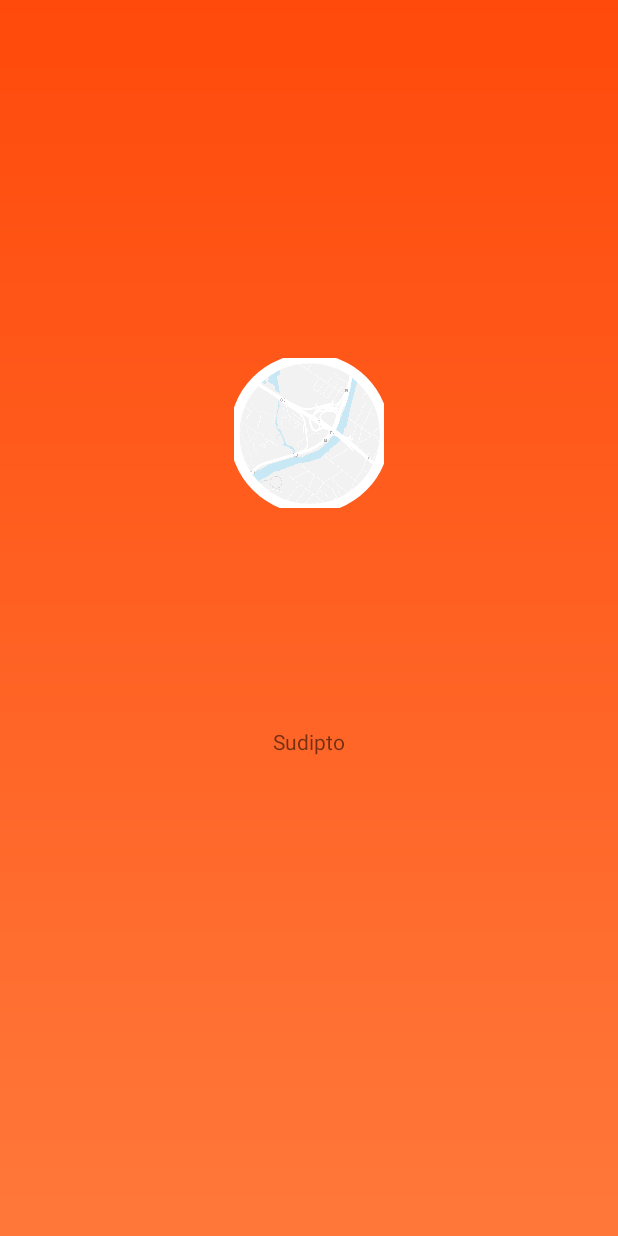
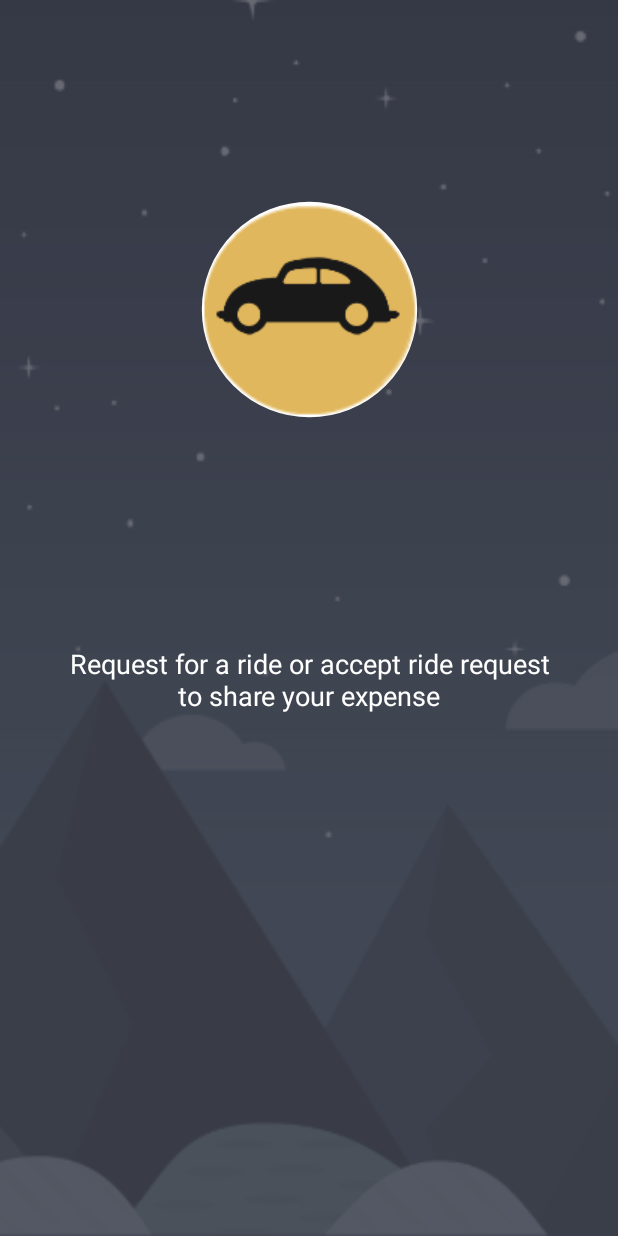
Before and after one commit to sudipto1304/poolcar-android, an Android app: the screen it shows after launch (StartUpActivity), on a phone screen of 412 x 824 dp. Run offline under Robolectric (Android 15) with nearby library versions, the phone set to English and light mode, and no system bars.

Commit message:
Adding slider

```diff
--- a/app/build.gradle
+++ b/app/build.gradle
@@ -4,7 +4,7 @@ android {
     compileSdkVersion 27
     defaultConfig {
         applicationId "com.poolcar"
-        minSdkVersion 17
+        minSdkVersion 19
         targetSdkVersion 27
         versionCode 1
         versionName "1.0"
--- a/app/src/main/AndroidManifest.xml
+++ b/app/src/main/AndroidManifest.xml
@@ -66,7 +66,7 @@
         <activity
             android:name=".activity.StartUpActivity"
             android:hardwareAccelerated="false"
-            android:screenOrientation="portrait"></activity>
+            android:screenOrientation="portrait" android:theme="@style/DarkTheme"></activity>
     </application>
 
 </manifest>
--- a/app/src/main/java/com/poolcar/adapter/SlideAdapter.java
+++ b/app/src/main/java/com/poolcar/adapter/SlideAdapter.java
@@ -1,8 +1,17 @@
 package com.poolcar.adapter;
 
 import android.content.Context;
+import android.content.res.Resources;
+import android.graphics.Bitmap;
+import android.graphics.BitmapFactory;
+import android.graphics.Canvas;
+import android.graphics.Color;
+import android.graphics.Paint;
+import android.graphics.drawable.Drawable;
 import android.support.annotation.NonNull;
 import android.support.constraint.ConstraintLayout;
+import android.support.v4.graphics.drawable.RoundedBitmapDrawable;
+import android.support.v4.graphics.drawable.RoundedBitmapDrawableFactory;
 import android.support.v4.view.PagerAdapter;
 import android.view.LayoutInflater;
 import android.view.View;
@@ -11,6 +20,7 @@ import android.widget.ImageView;
 import android.widget.TextView;
 
 import com.poolcar.R;
+import com.poolcar.component.RoundedImageView;
 
 public class SlideAdapter extends PagerAdapter{
 
@@ -19,18 +29,25 @@ public class SlideAdapter extends PagerAdapter{
     LayoutInflater inflater;
     TextView slideText;
     ImageView slideImage;
+    private Resources mResources;
 
     private int[] imageIds = new int[]{
 
     };
 
-    private String[] texts = new String[]{
-            "Sudipto", "Tania"
-    };
+    private String[] texts;
+
+    private int[] images;
 
 
     public SlideAdapter(Context context){
         this.context = context;
+        texts = new String[]{
+                context.getResources().getString(R.string.slide1Content), context.getResources().getString(R.string.slide2Content), context.getResources().getString(R.string.slide3Content)
+        };
+        images = new int[]{
+                R.drawable.poolcar, R.drawable.map_point, R.drawable.map
+        };
     }
 
 
@@ -52,7 +69,8 @@ public class SlideAdapter extends PagerAdapter{
         slideImage = view.findViewById(R.id.slideImage);
         slideText = view.findViewById(R.id.slideText);
         slideText.setText(texts[position]);
-        //slideImage.setImageResource(R.drawable.com_facebook_button_icon);
+        slideImage.setImageResource(images[position]);
+        slideImage.setScaleType(ImageView.ScaleType.FIT_CENTER);
         container.addView(view);
         return view;
     }
@@ -66,4 +84,6 @@ public class SlideAdapter extends PagerAdapter{
 
 
 
+
+
 }
--- a/app/src/main/java/com/poolcar/component/RoundedImageView.java
+++ b/app/src/main/java/com/poolcar/component/RoundedImageView.java
@@ -1,105 +1,172 @@
 package com.poolcar.component;
 
+import android.annotation.SuppressLint;
 import android.content.Context;
+import android.content.res.TypedArray;
 import android.graphics.Bitmap;
+import android.graphics.BitmapShader;
 import android.graphics.Canvas;
 import android.graphics.Color;
+import android.graphics.ColorFilter;
 import android.graphics.Paint;
+import android.graphics.PixelFormat;
 import android.graphics.PorterDuff;
 import android.graphics.PorterDuffXfermode;
 import android.graphics.Rect;
+import android.graphics.RectF;
+import android.graphics.Shader;
 import android.graphics.drawable.BitmapDrawable;
 import android.graphics.drawable.Drawable;
+import android.support.v7.widget.AppCompatImageView;
 import android.util.AttributeSet;
+import android.widget.ImageView;
 
-public class RoundedImageView extends android.support.v7.widget.AppCompatImageView {
+import com.poolcar.R;
 
-    public RoundedImageView(Context context) {
+@SuppressLint("AppCompatCustomView")
+public class RoundedImageView extends AppCompatImageView {
+
+    private int borderWidth = 10;
+    private int viewWidth;
+    private int viewHeight;
+    private Bitmap image;
+    private Paint paint;
+    private Paint paintBorder;
+    private BitmapShader shader;
+    private int borderColor = Color.WHITE;
+    private int shadowColor= Color.BLACK;
+    private boolean isBorderRequired = true;
+    private boolean isShadowRequired = true;
+
+    public RoundedImageView(Context context)
+    {
         super(context);
+        setup();
     }
 
-    public RoundedImageView(Context context, AttributeSet attrs) {
+    public RoundedImageView(Context context, AttributeSet attrs)
+    {
         super(context, attrs);
+        TypedArray ta = context.obtainStyledAttributes(attrs, R.styleable.RoundedImageView);
+        try {
+            borderWidth = ta.getInteger(R.styleable.RoundedImageView_border_width, 10);
+            isBorderRequired = ta.getBoolean(R.styleable.RoundedImageView_border, true);
+            isShadowRequired = ta.getBoolean(R.styleable.RoundedImageView_shadow, true);
+            shadowColor = ta.getColor(R.styleable.RoundedImageView_shadow_color, Color.BLACK);
+            borderColor = ta.getColor(R.styleable.RoundedImageView_border_color, Color.WHITE);
+        } finally {
+            ta.recycle();
+        }
+        setup();
     }
 
-    public RoundedImageView(Context context, AttributeSet attrs, int defStyle) {
+    public RoundedImageView(Context context, AttributeSet attrs, int defStyle)
+    {
         super(context, attrs, defStyle);
+        setup();
+    }
+
+    private void setup()
+    {
+        paint = new Paint();
+        paint.setAntiAlias(true);
+
+        if(isBorderRequired) {
+            paintBorder = new Paint();
+            setBorderColor(borderColor);
+            paintBorder.setAntiAlias(true);
+            this.setLayerType(LAYER_TYPE_SOFTWARE, paintBorder);
+        }
+
+        if(isShadowRequired)
+            paintBorder.setShadowLayer(4.0f, 0.0f, 2.0f, shadowColor);
+    }
+
+    public void setBorderWidth(int borderWidth)
+    {
+        this.borderWidth = borderWidth;
+        this.invalidate();
+    }
+
+    public void setBorderColor(int borderColor)
+    {
+        if (paintBorder != null)
+            paintBorder.setColor(borderColor);
+
+        this.invalidate();
+    }
+
+    private void loadBitmap()
+    {
+        BitmapDrawable bitmapDrawable = (BitmapDrawable) this.getDrawable();
+
+        if (bitmapDrawable != null)
+            image = bitmapDrawable.getBitmap();
+    }
+
+    @SuppressLint("DrawAllocation")
+    @Override
+    public void onDraw(Canvas canvas)
+    {
+        loadBitmap();
+
+        if (image != null)
+        {
+            shader = new BitmapShader(Bitmap.createScaledBitmap(image, 50, 50, false), Shader.TileMode.CLAMP, Shader.TileMode.CLAMP);
+            paint.setShader(shader);
+            int circleCenter = viewWidth / 2;
+            canvas.drawCircle(circleCenter + borderWidth, circleCenter + borderWidth, circleCenter + borderWidth - 4.0f, paintBorder);
+            canvas.drawCircle(circleCenter + borderWidth, circleCenter + borderWidth, circleCenter - 4.0f, paint);
+        }
     }
 
     @Override
-    protected void onDraw(Canvas canvas) {
+    protected void onMeasure(int widthMeasureSpec, int heightMeasureSpec)
+    {
+        int width = measureWidth(widthMeasureSpec);
+        int height = measureHeight(heightMeasureSpec, widthMeasureSpec);
 
-        Drawable drawable = getDrawable();
+        viewWidth = width - (borderWidth * 2);
+        viewHeight = height - (borderWidth * 2);
 
-        if (drawable == null) {
-            return;
+        setMeasuredDimension(width, height);
+    }
+
+    private int measureWidth(int measureSpec)
+    {
+        int result = 0;
+        int specMode = MeasureSpec.getMode(measureSpec);
+        int specSize = MeasureSpec.getSize(measureSpec);
+
+        if (specMode == MeasureSpec.EXACTLY)
+        {
+            result = specSize;
+        }
+        else
+        {
+            // Measure the text
+            result = viewWidth;
         }
 
-        if (getWidth() == 0 || getHeight() == 0) {
-            return;
-        }
-        Bitmap b = ((BitmapDrawable) drawable).getBitmap();
-        Bitmap bitmap = b.copy(Bitmap.Config.ARGB_8888, true);
-
-        int w = getWidth();
-        @SuppressWarnings("unused")
-        int h = getHeight();
-
-        Bitmap roundBitmap = getCroppedBitmap(bitmap, w);
-        canvas.drawBitmap(roundBitmap, 0, 0, null);
-
+        return result;
     }
 
-    public static Bitmap getCroppedBitmap(Bitmap bmp, int radius) {
-        Bitmap sbmp;
+    private int measureHeight(int measureSpecHeight, int measureSpecWidth)
+    {
+        int result = 0;
+        int specMode = MeasureSpec.getMode(measureSpecHeight);
+        int specSize = MeasureSpec.getSize(measureSpecHeight);
 
-        if (bmp.getWidth() != radius || bmp.getHeight() != radius) {
-            float smallest = Math.min(bmp.getWidth(), bmp.getHeight());
-            float factor = smallest / radius;
-            sbmp = Bitmap.createScaledBitmap(bmp,
-                    (int) (bmp.getWidth() / factor),
-                    (int) (bmp.getHeight() / factor), false);
-        } else {
-            sbmp = bmp;
+        if (specMode == MeasureSpec.EXACTLY)
+        {
+            result = specSize;
+        }
+        else
+        {
+            result = viewHeight;
         }
 
-        Bitmap output = Bitmap.createBitmap(radius, radius, Bitmap.Config.ARGB_8888);
-        Canvas canvas = new Canvas(output);
-
-        final String color = "#BAB399";
-        final Paint paint = new Paint();
-        final Rect rect = new Rect(0, 0, radius, radius);
-
-        Paint paintStroke=new Paint();
-        paintStroke.setStyle(Paint.Style.STROKE);
-        paintStroke.setColor(Color.WHITE);
-        paintStroke.setAntiAlias(true);
-        paintStroke.setStrokeWidth(10.0f);
-
-        paintStroke.setFilterBitmap(true);
-        paintStroke.setDither(true);
-
-
-        paint.setAntiAlias(true);
-        paint.setFilterBitmap(true);
-        paint.setDither(true);
-        paint.setStyle(Paint.Style.FILL);
-        canvas.drawARGB(0, 0, 0, 0);
-        paint.setColor(Color.parseColor(color));
-        canvas.drawCircle(radius / 2 + 0.7f, radius / 2 + 0.7f,
-                radius / 2 + 0.1f, paint);
-
-
-        paint.setXfermode(new PorterDuffXfermode(PorterDuff.Mode.SRC_IN));
-        canvas.drawBitmap(sbmp, rect, rect, paint);
-
-        canvas.drawCircle(radius / 2 + 0.7f, radius / 2 + 0.7f,
-                radius / 2 + 0.1f, paintStroke);
-        paintStroke.setXfermode(new PorterDuffXfermode(PorterDuff.Mode.SRC_IN));
-        //canvas.drawBitmap(sbmp, rect, rect, paintStroke);
-
-
-        return output;
+        return (result + 2);
     }
 
 }
--- a/app/src/main/res/drawable/ring.xml
+++ b/app/src/main/res/drawable/ring.xml
@@ -2,11 +2,11 @@
 <shape xmlns:android="http://schemas.android.com/apk/res/android"
     android:innerRadius="0dp"
     android:shape="ring"
-    android:thicknessRatio="1.9"
+    android:thicknessRatio="2.1"
     android:useLevel="false" >
     <solid android:color="@android:color/transparent" />
 
     <stroke
-        android:width="10dp"
+        android:width="15dp"
         android:color="@android:color/white" />
 </shape>
--- a/app/src/main/res/layout/slide_layout.xml
+++ b/app/src/main/res/layout/slide_layout.xml
@@ -1,67 +1,71 @@
 <?xml version="1.0" encoding="utf-8"?>
-<android.support.constraint.ConstraintLayout
-    xmlns:android="http://schemas.android.com/apk/res/android"
+<android.support.constraint.ConstraintLayout xmlns:android="http://schemas.android.com/apk/res/android"
     xmlns:app="http://schemas.android.com/apk/res-auto"
     xmlns:tools="http://schemas.android.com/tools"
     android:layout_width="match_parent"
     android:layout_height="match_parent"
-    android:background="@drawable/background_gradient">
+    android:background="@drawable/background"
+    android:alpha="0.9">
 
-   <android.support.constraint.Guideline
-       android:layout_width="1dp"
-       android:layout_height="match_parent"
-       app:layout_constraintGuide_percent="0.1"
-       android:id="@+id/leftGuide"
-       android:orientation="vertical"/>
+    <android.support.constraint.Guideline
+        android:id="@+id/leftGuide"
+        android:layout_width="1dp"
+        android:layout_height="match_parent"
+        android:orientation="vertical"
+        app:layout_constraintGuide_percent="0.1" />
 
 
     <android.support.constraint.Guideline
+        android:id="@+id/rightGuide"
         android:layout_width="1dp"
         android:layout_height="match_parent"
-        app:layout_constraintGuide_percent="0.9"
-        android:id="@+id/rightGuide"
-        android:orientation="vertical"/>
+        android:orientation="vertical"
+        app:layout_constraintGuide_percent="0.9" />
 
     <android.support.constraint.Guideline
+        android:id="@+id/topImageGuide"
         android:layout_width="match_parent"
         android:layout_height="1dp"
-        app:layout_constraintGuide_percent="0.2"
-        android:id="@+id/topImageGuide"
-        android:orientation="horizontal"/>
+        android:orientation="horizontal"
+        app:layout_constraintGuide_percent="0.1" />
 
     <android.support.constraint.Guideline
+        android:id="@+id/topTextGuide"
         android:layout_width="match_parent"
         android:layout_height="1dp"
-        app:layout_constraintGuide_percent="0.5"
-        android:id="@+id/topTextGuide"
-        android:orientation="horizontal"/>
+        android:orientation="horizontal"
+        app:layout_constraintGuide_percent="0.4" />
 
     <android.support.constraint.Guideline
+        android:id="@+id/bottomTextGuide"
         android:layout_width="match_parent"
         android:layout_height="1dp"
-        app:layout_constraintGuide_percent="0.7"
-        android:id="@+id/bottomTextGuide"
-        android:orientation="horizontal"/>
+        android:orientation="horizontal"
+        app:layout_constraintGuide_percent="0.7" />
 
     <TextView
         android:id="@+id/slideText"
-        android:layout_width="wrap_content"
+        style="@style/SlideTextStyle"
+        android:layout_width="0dp"
         android:layout_height="wrap_content"
+        android:gravity="center"
         android:text="TextView"
         app:layout_constraintBottom_toTopOf="@+id/bottomTextGuide"
-        app:layout_constraintEnd_toEndOf="parent"
-        app:layout_constraintStart_toStartOf="parent"
+        app:layout_constraintLeft_toRightOf="@id/leftGuide"
+        app:layout_constraintRight_toLeftOf="@+id/rightGuide"
         app:layout_constraintTop_toTopOf="@+id/topTextGuide" />
 
-    <com.poolcar.component.RoundedImageView
+
+    <ImageView
         android:id="@+id/slideImage"
-        android:layout_width="100dp"
-        android:layout_height="100dp"
+        android:layout_width="150dp"
+        android:layout_height="150dp"
+        android:src="@drawable/poolcar"
         app:layout_constraintBottom_toTopOf="@+id/topTextGuide"
-        app:layout_constraintEnd_toEndOf="parent"
-        app:layout_constraintStart_toStartOf="parent"
-        android:src="@drawable/map_point"
-        app:layout_constraintTop_toTopOf="@+id/topImageGuide" />
+        app:layout_constraintEnd_toStartOf="@+id/rightGuide"
+        app:layout_constraintStart_toStartOf="@+id/leftGuide"
+        app:layout_constraintTop_toTopOf="@+id/topImageGuide"
+        android:background="@drawable/ring"/>
 
 
 </android.support.constraint.ConstraintLayout>
--- a/app/src/main/res/values/colors.xml
+++ b/app/src/main/res/values/colors.xml
@@ -1,7 +1,7 @@
 <?xml version="1.0" encoding="utf-8"?>
 <resources>
-    <color name="colorPrimary">#FF9741</color>
-    <color name="colorPrimaryDark">#FF4A0B</color>
+    <color name="colorPrimary">#FF4A0B</color>
+    <color name="colorPrimaryDark">#9E004D</color>
     <color name="colorAccent">#7D0042</color>
     <color name="disableColor">#BB5A8D</color>
     <color name="pressedColor">#D50C89</color>
@@ -11,4 +11,5 @@
     <color name="opacityGray">#66646C68</color>
     <color name="errorRed">#CA2424</color>
     <color name="successGreen">#0FA45E</color>
+    <color name="gray">#646C68</color>
 </resources>
--- a/app/src/main/res/values/strings.xml
+++ b/app/src/main/res/values/strings.xml
@@ -22,7 +22,9 @@
     <string name="firstNameHint">FIRST NAME</string>
     <string name="lastNameHint">LAST NAME</string>
     <string name="addressNPnoneTitle">Location and Contact</string>
-
+    <string name="slide1Content">Request for a ride or accept ride request to share your expense</string>
+    <string name="slide2Content">Get ride details and cancel anytime. Everything is in your control</string>
+    <string name="slide3Content">Earn by sharing your vehicle or pay less than your fuel cost</string>
     <!-- TODO: Remove or change this placeholder text -->
     <string name="hello_blank_fragment">Hello blank fragment</string>
     <string name="title_activity_start_up">StartUpActivity</string>
--- a/app/src/main/res/values/styles.xml
+++ b/app/src/main/res/values/styles.xml
@@ -4,6 +4,19 @@
     <style name="BaseTheme" parent="Theme.AppCompat.Light">
         <item name="colorPrimary">@color/colorPrimary</item>
         <item name="colorPrimaryDark">@color/colorPrimaryDark</item>
+        <item name="colorAccent">@color/colorAccent</item>
+        <item name="actionBarStyle">@style/ActionBarStyle</item>
+        <item name="android:actionBarStyle">@style/ActionBarStyle</item>
+        <item name="android:actionBarTabTextStyle">@style/ActionBarTabText</item>
+        <item name="android:homeAsUpIndicator">@drawable/back_button_image</item>
+        <item name="actionMenuTextColor">@color/white</item>
+        <item name="android:actionMenuTextColor">@color/white</item>
+    </style>
+
+
+    <style name="DarkTheme" parent="Theme.AppCompat.Light">
+        <item name="colorPrimary">@color/gray</item>
+        <item name="colorPrimaryDark">#E6000000</item>
         <item name="colorAccent">@color/colorAccent</item>
         <item name="actionBarStyle">@style/ActionBarStyle</item>
         <item name="android:actionBarStyle">@style/ActionBarStyle</item>
@@ -48,6 +61,11 @@
         <item name="android:textColor">?colorPrimary</item>
     </style>
 
+    <style name="SlideTextStyle">
+        <item name="android:textSize">18sp</item>
+        <item name="android:textColor">@color/white</item>
+    </style>
+
     <style name="IndicatorView">
         <item name="minWidth">48dip</item>
         <item name="maxWidth">48dip</item>
```
Also changed, not shown: app/src/main/res/values/attrs.xml (+11 -0 lines), app/src/main/res/drawable-hdpi/background.png (added), app/src/main/res/drawable-mdpi/background.png (added), app/src/main/res/drawable-xhdpi/background.png (added), app/src/main/res/drawable-xxhdpi/background.png (added), app/src/main/res/drawable/back.jpg (added), app/src/main/res/drawable/background.png (added), app/src/main/res/drawable/poolcar.png (added), 1 other file.
